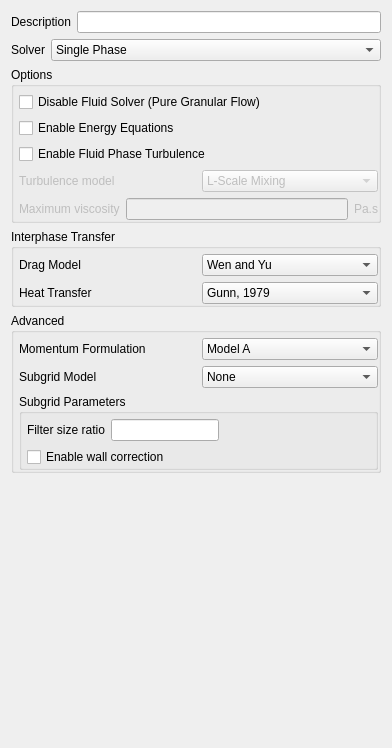
This is gui/uifiles/model_setup.ui in truongd8593/mfix as Qt 5 draws it before an edit. The edited form follows.
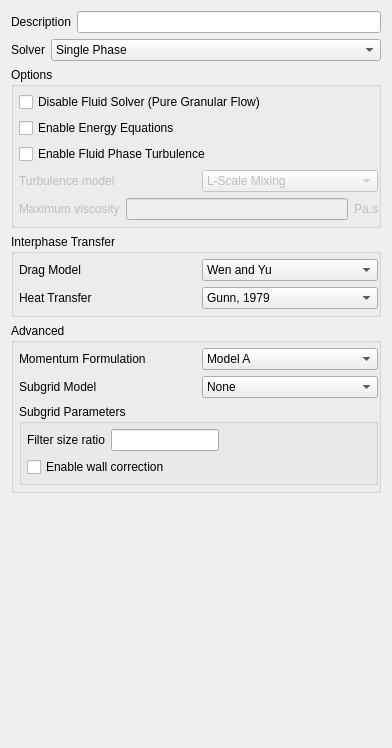
This is the edited form. Custom widgets are drawn as their Qt base class.

Commit message: revert renaming (model -> model_setup)

Patch:
```diff
--- a/gui/uifiles/model_setup.ui
+++ b/gui/uifiles/model_setup.ui
@@ -90,7 +90,7 @@
        <number>0</number>
       </property>
       <property name="bottomMargin">
-       <number>0</number>
+       <number>5</number>
       </property>
       <item row="0" column="0" colspan="2">
        <widget class="QCheckBox" name="checkbox_disable_fluid_solver">
@@ -99,13 +99,6 @@
         </property>
        </widget>
       </item>
-      <item row="1" column="0">
-       <widget class="CheckBox" name="checkbox_keyword_energy_eq">
-        <property name="text">
-         <string>Enable Energy Equations</string>
-        </property>
-       </widget>
-      </item>
       <item row="2" column="0" colspan="2">
        <widget class="QCheckBox" name="checkbox_enable_turbulence">
         <property name="text">
@@ -171,6 +164,13 @@
         </item>
        </layout>
       </item>
+      <item row="1" column="0" colspan="2">
+       <widget class="CheckBox" name="checkbox_keyword_energy_eq">
+        <property name="text">
+         <string>Enable Energy Equations</string>
+        </property>
+       </widget>
+      </item>
      </layout>
     </widget>
    </item>
@@ -193,7 +193,7 @@
        <number>0</number>
       </property>
       <property name="bottomMargin">
-       <number>0</number>
+       <number>5</number>
       </property>
       <item row="0" column="0">
        <widget class="QLabel" name="label_drag_model">
@@ -249,7 +249,7 @@
        <number>0</number>
       </property>
       <property name="bottomMargin">
-       <number>0</number>
+       <number>5</number>
       </property>
       <item row="0" column="0">
        <widget class="QLabel" name="label_26">
@@ -328,7 +328,7 @@
           <number>0</number>
          </property>
          <property name="bottomMargin">
-          <number>0</number>
+          <number>5</number>
          </property>
          <item row="0" column="0">
           <widget class="QLabel" name="label_2">
@@ -393,11 +393,6 @@
   <zorder>verticalSpacer</zorder>
  </widget>
  <customwidgets>
-  <customwidget>
-   <class>ComboBox</class>
-   <extends>QComboBox</extends>
-   <header>widgets/base</header>
-  </customwidget>
   <customwidget>
    <class>CheckBox</class>
    <extends>QCheckBox</extends>
@@ -408,6 +403,11 @@
    <extends>QLineEdit</extends>
    <header>widgets/base</header>
   </customwidget>
+  <customwidget>
+   <class>ComboBox</class>
+   <extends>QComboBox</extends>
+   <header>widgets/base</header>
+  </customwidget>
  </customwidgets>
  <resources/>
  <connections/>
```
The commit also changes 1 other file.
